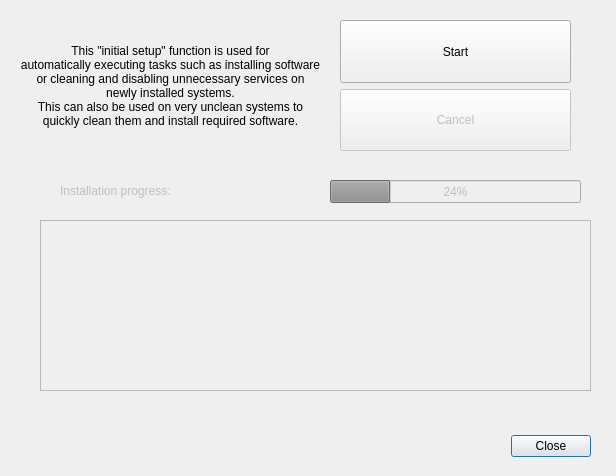
Above: ui/initial_setup_dialog.ui from Atrate/qSchoolHelper before the change. Below: the same form after it.
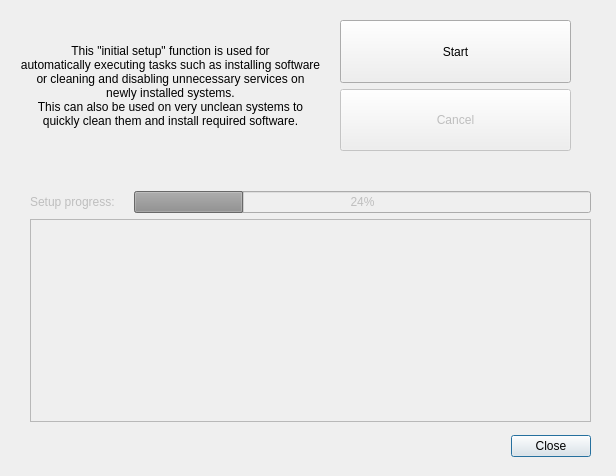
That is the form after the change.

Commit message:
Updated UI elements, added a signal
Added a signal: when "Exit" is pressed, the app will exit.

```diff
--- a/ui/initial_setup_dialog.ui
+++ b/ui/initial_setup_dialog.ui
@@ -16,9 +16,9 @@
   <widget class="QDialogButtonBox" name="buttonBox">
    <property name="geometry">
     <rect>
-     <x>250</x>
+     <x>500</x>
      <y>430</y>
-     <width>341</width>
+     <width>91</width>
      <height>32</height>
     </rect>
    </property>
@@ -32,51 +32,6 @@
     <set>QDialogButtonBox::Close</set>
    </property>
   </widget>
-  <widget class="QTextBrowser" name="textBrowser">
-   <property name="enabled">
-    <bool>false</bool>
-   </property>
-   <property name="geometry">
-    <rect>
-     <x>40</x>
-     <y>220</y>
-     <width>551</width>
-     <height>171</height>
-    </rect>
-   </property>
-  </widget>
-  <widget class="QLabel" name="label">
-   <property name="enabled">
-    <bool>false</bool>
-   </property>
-   <property name="geometry">
-    <rect>
-     <x>60</x>
-     <y>180</y>
-     <width>161</width>
-     <height>21</height>
-    </rect>
-   </property>
-   <property name="text">
-    <string>Installation progress:</string>
-   </property>
-  </widget>
-  <widget class="QProgressBar" name="progressBar">
-   <property name="enabled">
-    <bool>false</bool>
-   </property>
-   <property name="geometry">
-    <rect>
-     <x>330</x>
-     <y>180</y>
-     <width>251</width>
-     <height>23</height>
-    </rect>
-   </property>
-   <property name="value">
-    <number>24</number>
-   </property>
-  </widget>
   <widget class="QLabel" name="label_2">
    <property name="geometry">
     <rect>
@@ -139,6 +94,45 @@
     </item>
    </layout>
   </widget>
+  <widget class="QWidget" name="gridLayoutWidget">
+   <property name="geometry">
+    <rect>
+     <x>30</x>
+     <y>191</y>
+     <width>561</width>
+     <height>231</height>
+    </rect>
+   </property>
+   <layout class="QGridLayout" name="gridLayout">
+    <item row="0" column="1">
+     <widget class="QProgressBar" name="progressBar">
+      <property name="enabled">
+       <bool>false</bool>
+      </property>
+      <property name="value">
+       <number>24</number>
+      </property>
+     </widget>
+    </item>
+    <item row="0" column="0">
+     <widget class="QLabel" name="label">
+      <property name="enabled">
+       <bool>false</bool>
+      </property>
+      <property name="text">
+       <string>Setup progress:    </string>
+      </property>
+     </widget>
+    </item>
+    <item row="1" column="0" colspan="2">
+     <widget class="QTextBrowser" name="setup_log">
+      <property name="enabled">
+       <bool>false</bool>
+      </property>
+     </widget>
+    </item>
+   </layout>
+  </widget>
  </widget>
  <resources/>
  <connections>
```
Left out of the diff: 20 changed lines with no effect on the pictures. The commit also changes 4 other files.
